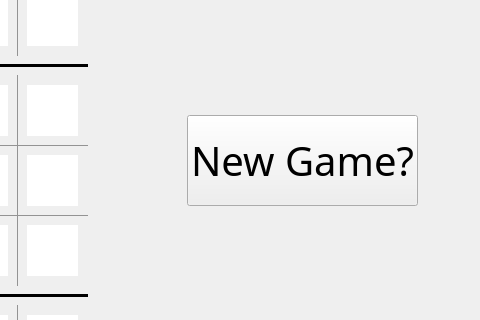
Above: UIFrontEnd/Sudoku/game.ui from TheYeetMeister/SudokuGame before the change; both pictures show x 663 to 1143 and y 195 to 515 of the 1143 by 908 pixel window. Below: the same form after it.
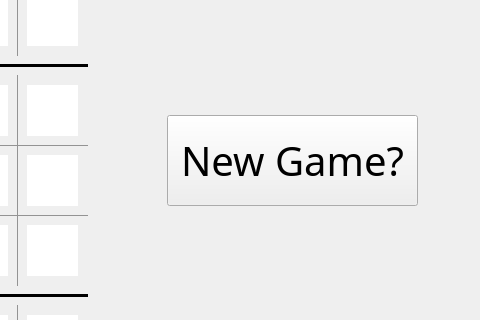
That is the form after the change.

Commit message: widen new game button

```diff
--- a/UIFrontEnd/Sudoku/game.ui
+++ b/UIFrontEnd/Sudoku/game.ui
@@ -453,9 +453,9 @@
   <widget class="QPushButton" name="newGameBtn">
    <property name="geometry">
     <rect>
-     <x>850</x>
+     <x>830</x>
      <y>310</y>
-     <width>231</width>
+     <width>251</width>
      <height>91</height>
     </rect>
    </property>
```
The commit also changes 3 other files.
